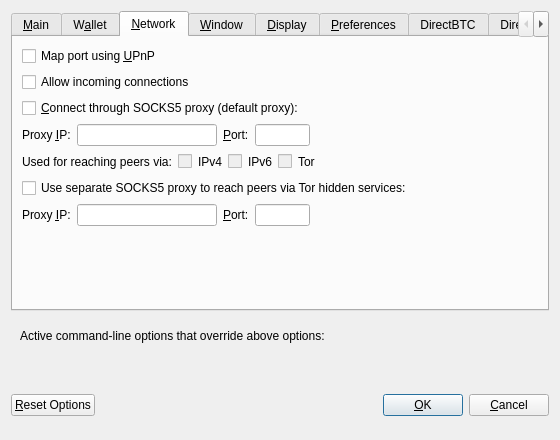
Before: the Qt Designer form src/qt/forms/optionsdialog.ui in greggdourgarian/syscoin2, drawn with Qt 5.
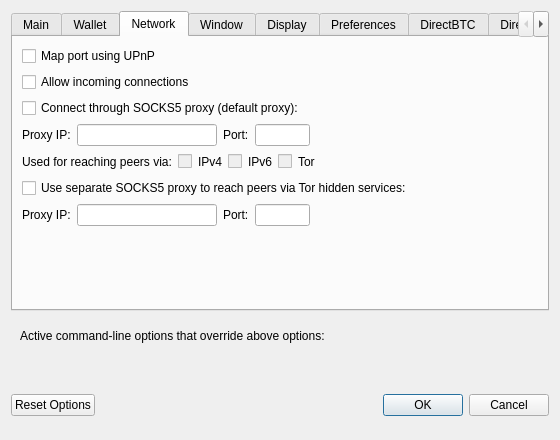
After: the same form once the commit is applied. The open tabs and pages were chosen to show the change. Custom widgets are drawn as their Qt base class.

```diff
--- a/src/qt/forms/optionsdialog.ui
+++ b/src/qt/forms/optionsdialog.ui
@@ -24,7 +24,7 @@
      </property>
      <widget class="QWidget" name="tabMain">
       <attribute name="title">
-       <string>&amp;Main</string>
+       <string>Main</string>
       </attribute>
       <layout class="QVBoxLayout" name="verticalLayout_Main">
        <item>
@@ -134,7 +134,7 @@
      </widget>
      <widget class="QWidget" name="tabWallet">
       <attribute name="title">
-       <string>W&amp;allet</string>
+       <string>Wallet</string>
       </attribute>
       <layout class="QVBoxLayout" name="verticalLayout_Wallet">
        <item>
@@ -183,7 +183,7 @@
      </widget>
      <widget class="QWidget" name="tabNetwork">
       <attribute name="title">
-       <string>&amp;Network</string>
+       <string>Network</string>
       </attribute>
       <layout class="QVBoxLayout" name="verticalLayout_Network">
        <item>
@@ -192,7 +192,7 @@
           <string>Automatically open the Syscoin client port on the router. This only works when your router supports UPnP and it is enabled.</string>
          </property>
          <property name="text">
-          <string>Map port using &amp;UPnP</string>
+          <string>Map port using UPnP</string>
          </property>
         </widget>
        </item>
@@ -212,7 +212,7 @@
           <string>Connect to the Syscoin network through a SOCKS5 proxy.</string>
          </property>
          <property name="text">
-          <string>&amp;Connect through SOCKS5 proxy (default proxy):</string>
+          <string>Connect through SOCKS5 proxy (default proxy):</string>
          </property>
         </widget>
        </item>
@@ -221,7 +221,7 @@
          <item>
           <widget class="QLabel" name="proxyIpLabel">
            <property name="text">
-            <string>Proxy &amp;IP:</string>
+            <string>Proxy IP:</string>
            </property>
            <property name="textFormat">
             <enum>Qt::PlainText</enum>
@@ -253,7 +253,7 @@
          <item>
           <widget class="QLabel" name="proxyPortLabel">
            <property name="text">
-            <string>&amp;Port:</string>
+            <string>Port:</string>
            </property>
            <property name="textFormat">
             <enum>Qt::PlainText</enum>
@@ -408,7 +408,7 @@
          <item>
           <widget class="QLabel" name="proxyIpTorLabel">
            <property name="text">
-            <string>Proxy &amp;IP:</string>
+            <string>Proxy IP:</string>
            </property>
            <property name="textFormat">
             <enum>Qt::PlainText</enum>
@@ -440,7 +440,7 @@
          <item>
           <widget class="QLabel" name="proxyPortTorLabel">
            <property name="text">
-            <string>&amp;Port:</string>
+            <string>Port:</string>
            </property>
            <property name="textFormat">
             <enum>Qt::PlainText</enum>
@@ -501,7 +501,7 @@
      </widget>
      <widget class="QWidget" name="tabWindow">
       <attribute name="title">
-       <string>&amp;Window</string>
+       <string>Window</string>
       </attribute>
       <layout class="QVBoxLayout" name="verticalLayout_Window">
        <item>
@@ -551,7 +551,7 @@
      </widget>
      <widget class="QWidget" name="tabDisplay">
       <attribute name="title">
-       <string>&amp;Display</string>
+       <string>Display</string>
       </attribute>
       <layout class="QVBoxLayout" name="verticalLayout_Display">
        <item>
@@ -643,7 +643,7 @@
      </widget>
      <widget class="QWidget" name="tabSyscoin">
       <attribute name="title">
-       <string>&amp;Preferences</string>
+       <string>Preferences</string>
       </attribute>
       <layout class="QVBoxLayout" name="verticalLayout_3">
        <item>
@@ -887,7 +887,7 @@
         <string>Reset all client options to default.</string>
        </property>
        <property name="text">
-        <string>&amp;Reset Options</string>
+        <string>Reset Options</string>
        </property>
        <property name="autoDefault">
         <bool>false</bool>
@@ -948,7 +948,7 @@
      <item>
       <widget class="QPushButton" name="okButton">
        <property name="text">
-        <string>&amp;OK</string>
+        <string>OK</string>
        </property>
        <property name="autoDefault">
         <bool>false</bool>
@@ -961,7 +961,7 @@
      <item>
       <widget class="QPushButton" name="cancelButton">
        <property name="text">
-        <string>&amp;Cancel</string>
+        <string>Cancel</string>
        </property>
        <property name="autoDefault">
         <bool>false</bool>
```
Left out of the diff: 20 changed lines with no effect on the pictures.
